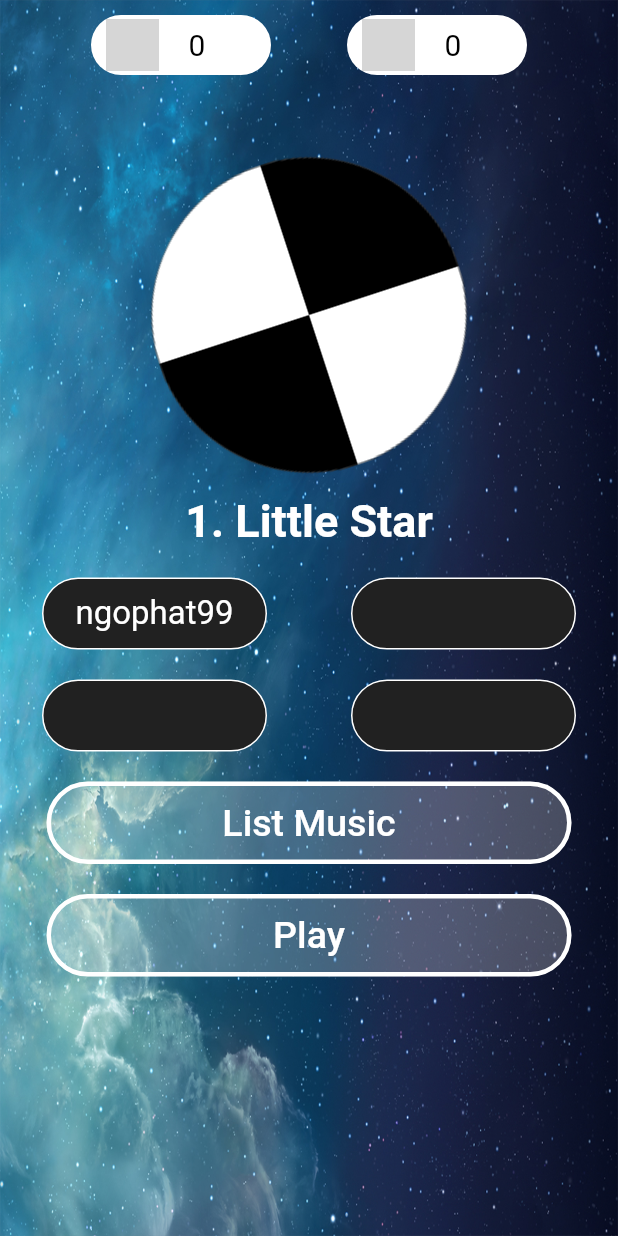
After one commit to ngovanphat/QLDAPM-Project-PianoTile, a Flutter app: the CreateRoom screen opened directly, on a phone screen of 412 x 824 dp. The commit adds this screen. Run offline on Flutter 3.47's test engine with Material 2 defaults, Android fonts, the phone set to English and light mode, and no system bars; our stand-ins replace audioplayers, firebase_auth, firebase_core, firebase_storage, google_sign_in, like_button and 1 more; missing offline and left inert: flutter_midi, marquee_flutter, permissions_plugin; accounts and stored records are empty; project files that could hold a hidden picture were left out; grey boxes are pictures that could not be loaded.

Commit message:
front end create room

```diff
--- a/lib/model/widget.dart
+++ b/lib/model/widget.dart
@@ -46,3 +46,28 @@ Widget RowOnTop(BuildContext context, int level, int gems) {
     ),
   );
 }
+
+Widget userInRoom(BuildContext context, String username){
+  return  Container(
+    width: 150,
+    height: 48,
+    decoration: BoxDecoration(
+      shape: BoxShape.rectangle,
+      color: Colors.grey[900],
+      border: Border.all(
+          color: Colors.white,
+          width: 1.0
+      ),
+      borderRadius: BorderRadius.circular(30),
+    ),
+    child: Center(
+      child: Text(
+        '$username',
+        style: TextStyle(
+          fontSize: 22,
+          color: Colors.white,
+        ),
+      ),
+    ),
+  );
+}
--- /dev/null
+++ b/lib/views/create_room.dart
@@ -0,0 +1,137 @@
+import 'package:flutter/cupertino.dart';
+import 'package:flutter/material.dart';
+import 'package:flutter/services.dart';
+import 'package:piano_tile/model/widget.dart';
+import 'package:piano_tile/views/game_play.dart';
+import 'package:piano_tile/views/profile.dart';
+import 'package:piano_tile/views/music_list.dart';
+
+class CreateRoom extends StatefulWidget {
+  @override
+  _CreateRoomState createState() => _CreateRoomState();
+}
+
+class _CreateRoomState extends State<CreateRoom> with SingleTickerProviderStateMixin {
+  AnimationController _animationController;
+  int _currentIndex = 0;
+
+  @override
+  void initState() {
+    super.initState();
+    _animationController =
+    new AnimationController(vsync: this, duration: Duration(seconds: 1))
+      ..repeat();
+  }
+
+  @override
+  Widget build(BuildContext context) {
+    return Scaffold(
+      backgroundColor: const Color(0xff004466),
+      body: Container(
+        height: MediaQuery.of(context).size.height,
+        width: double.infinity,
+        child: Stack(
+          fit: StackFit.expand,
+          children: [
+            Image.asset('assets/images/background.jpg', fit: BoxFit.fill),
+            RowOnTop(context, 0, 0),
+            Container(
+                margin: EdgeInsets.only(top: 100),
+                child: Column(
+                    mainAxisAlignment: MainAxisAlignment.start,
+                    crossAxisAlignment: CrossAxisAlignment.center,
+                    children: [
+                      AnimatedBuilder(
+                        animation: _animationController,
+                        builder: (_, child) {
+                          return Transform.rotate(
+                            angle: _animationController.value * 1 * 3.14,
+                            child: child,
+                          );
+                        },
+                        child: Image.asset('assets/images/disk.png'),
+                      ),
+                      Container(
+                        margin: EdgeInsets.only(top: 10),
+                        child: Text(
+                          '1. Little Star',
+                          style: TextStyle(
+                              fontSize: 30,
+                              color: Colors.white,
+                              fontWeight: FontWeight.bold),
+                        ),
+                      ),
+                      Container(
+                        margin: EdgeInsets.only(top: 20),
+                        child: Row(
+                          mainAxisAlignment: MainAxisAlignment.spaceAround,
+                          children: <Widget>[
+                            userInRoom(context, 'ngophat99'),
+                            userInRoom(context, ''),
+                          ],
+                        ),
+                      ),
+                      Container(
+                        margin: EdgeInsets.only(top: 20),
+                        child: Row(
+                          mainAxisAlignment: MainAxisAlignment.spaceAround,
+                          children: <Widget>[
+                            userInRoom(context, ''),
+                            userInRoom(context, ''),
+                          ],
+                        ),
+                      ),
+
+                      Container(
+                        width: 350,
+                        height: 55,
+                        margin: EdgeInsets.only(top: 20),
+                        child: FlatButton(
+                          onPressed: () {
+                            Navigator.pushReplacement(
+                                context,
+                                MaterialPageRoute(
+                                    builder: (context) => MusicList()));
+                          },
+                          shape: RoundedRectangleBorder(
+                              borderRadius: BorderRadius.circular(70),
+                              side: BorderSide(
+                                  color: Colors.white, width: 3)),
+                          child: Text(
+                            'List Music',
+                            style: TextStyle(
+                                fontSize: 25, color: Colors.white),
+                          ),
+                          color: Colors.white24,
+                        ),
+                      ),
+                      Container(
+                        width: 350,
+                        height: 55,
+                        margin: EdgeInsets.only(top: 20),
+                        child: FlatButton(
+                          onPressed: () {
+                            Navigator.pushReplacement(
+                                context,
+                                MaterialPageRoute(
+                                    builder: (context) => GamePlay()));
+                          },
+                          shape: RoundedRectangleBorder(
+                              borderRadius: BorderRadius.circular(70),
+                              side: BorderSide(
+                                  color: Colors.white, width: 3)),
+                          child: Text(
+                            'Play',
+                            style: TextStyle(
+                                fontSize: 25, color: Colors.white),
+                          ),
+                          color: Colors.white24,
+                        ),
+                      )
+                    ]))
+          ],
+        ),
+      ),
+    );
+  }
+}
--- a/lib/views/home.dart
+++ b/lib/views/home.dart
@@ -4,6 +4,7 @@ import 'package:piano_tile/model/widget.dart';
 import 'package:piano_tile/views/game_play.dart';
 import 'package:piano_tile/views/profile.dart';
 import 'package:piano_tile/views/music_list.dart';
+import 'package:piano_tile/views/create_room.dart';
 
 class Home extends StatefulWidget {
   @override
@@ -20,14 +21,14 @@ class _HomeState extends State<Home> with SingleTickerProviderStateMixin {
     _animationController =
         new AnimationController(vsync: this, duration: Duration(seconds: 1))
           ..repeat();
+    _animationController.reset();
   }
 
   @override
   Widget build(BuildContext context) {
     return Scaffold(
       backgroundColor: const Color(0xff004466),
-      body: SafeArea(
-        child: IndexedStack(index: _currentIndex, children: [
+      body: IndexedStack(index: _currentIndex, children: [
         Container(
           height: double.infinity,
           width: double.infinity,
@@ -64,7 +65,7 @@ class _HomeState extends State<Home> with SingleTickerProviderStateMixin {
                         ),
                         Container(
                           width: 350,
-                            height: 70,
+                          height: 55,
                           margin: EdgeInsets.only(top: 20),
                           child: FlatButton(
                             onPressed: () {
@@ -87,11 +88,15 @@ class _HomeState extends State<Home> with SingleTickerProviderStateMixin {
                         ),
                         Container(
                           width: 350,
-                            height: 70,
+                          height: 55,
                           margin: EdgeInsets.only(top: 20),
                           child: FlatButton(
                             onPressed: () {
-                                print("click here to create room");
+                              _animationController.dispose();
+                              Navigator.push(
+                                  context,
+                                  MaterialPageRoute(
+                                      builder: (context) => CreateRoom()));
                             },
                             shape: RoundedRectangleBorder(
                                 borderRadius: BorderRadius.circular(70),
@@ -112,7 +117,6 @@ class _HomeState extends State<Home> with SingleTickerProviderStateMixin {
         MusicList(),
         Profile(),
       ]),
-      ),
       bottomNavigationBar: BottomNavigationBar(
         currentIndex: _currentIndex,
         onTap: (int index) {
```
Lines whose indentation alone changed are shown as unchanged.
